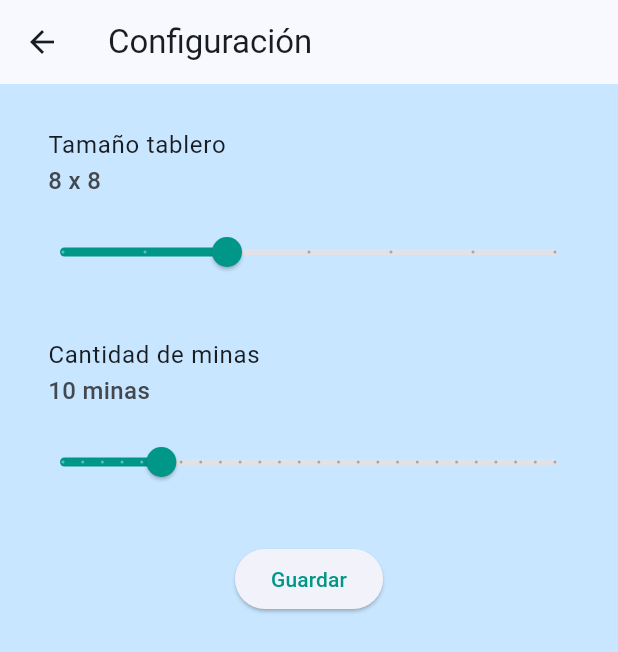
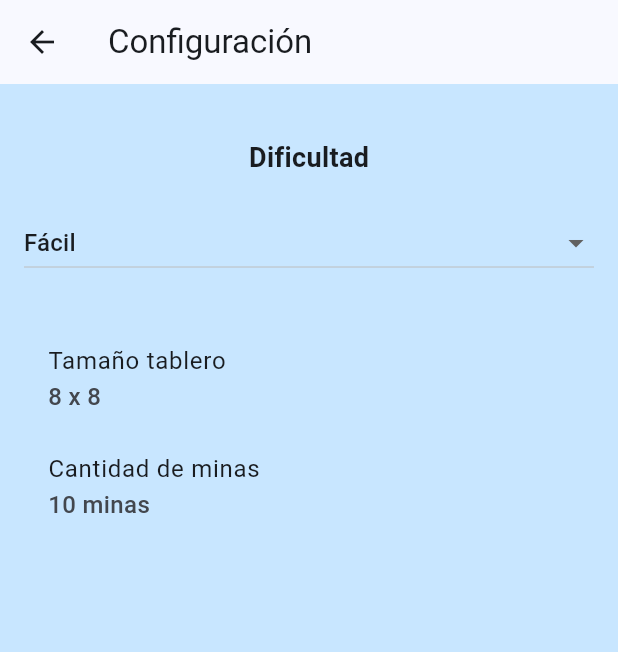
Before and after one commit to RenaLG5/3479A321_2023479013, a Flutter app: the screen it shows after launch, after a tap on the "settings" icon, on a phone screen of 412 x 824 dp. Shown: the top 652 px of the screen. Run offline on Flutter 3.47's test engine with Material 3 defaults, Android fonts, the phone set to English and light mode, and no system bars; our stand-ins replace logger, shared_preferences.

Commit message:
Agregar revelado automatico de casillas vacias
Agregue el revelado cascada del buscaminas y cambie el formato de los settings con un settings_viewmodel

```diff
--- a/lib/main.dart
+++ b/lib/main.dart
@@ -3,6 +3,7 @@ import 'package:logger/logger.dart';
 import 'ui/screens/minesweeper_screen.dart';
 import 'package:provider/provider.dart';
 import 'viewmodels/game_viewmodel.dart';
+import 'viewmodels/settings_viewmodel.dart';
 import 'ui/screens/settings_screen.dart';
 
 var logger = Logger();
@@ -14,9 +15,12 @@ void main() {
   logger.e('Error de prueba');
 
   runApp(
-    ChangeNotifierProvider(
-      create: (_) => GameViewModel(),
+    MultiProvider(
+      providers: [
+        ChangeNotifierProvider(create: (_) => GameViewModel()),
 
+        ChangeNotifierProvider(create: (_) => SettingsViewModel()),
+      ],
       child: const MyApp(),
     ),
   );
--- a/lib/ui/screens/settings_screen.dart
+++ b/lib/ui/screens/settings_screen.dart
@@ -1,12 +1,16 @@
 import 'package:flutter/material.dart';
 import 'package:provider/provider.dart';
+
 import '../../viewmodels/game_viewmodel.dart';
+import '../../viewmodels/settings_viewmodel.dart';
 
 class SettingsScreen extends StatelessWidget {
   const SettingsScreen({super.key});
 
   @override
   Widget build(BuildContext context) {
+    final settingsVM = Provider.of<SettingsViewModel>(context);
+
     final gameVM = Provider.of<GameViewModel>(context);
 
     return Scaffold(
@@ -17,62 +21,55 @@ class SettingsScreen extends StatelessWidget {
 
         child: Column(
           children: [
-            ListTile(
-              title: const Text('Tamaño tablero'),
-              subtitle: Text('${gameVM.boardSize} x ${gameVM.boardSize}'),
-            ),
+            const SizedBox(height: 20),
 
-            Slider(
-              value: gameVM.boardSize.toDouble(),
-              min: 6,
-              max: 12,
-              divisions: 6,
-
-              label: gameVM.boardSize.toString(),
-
-              onChanged: (value) {
-                gameVM.boardSize = value.toInt();
-
-                gameVM.notifyListeners();
-              },
+            const Text(
+              'Dificultad',
+              style: TextStyle(fontSize: 18, fontWeight: FontWeight.bold),
             ),
 
             const SizedBox(height: 20),
 
-            ListTile(
-              title: const Text('Cantidad de minas'),
-              subtitle: Text('${gameVM.bombCount} minas'),
-            ),
+            DropdownButton<String>(
+              value: settingsVM.difficulty,
 
-            Slider(
-              value: gameVM.bombCount.toDouble(),
-              min: 5,
-              max: 30,
-              divisions: 25,
+              isExpanded: true,
 
-              label: gameVM.bombCount.toString(),
+              items: const [
+                DropdownMenuItem(value: 'Fácil', child: Text('Fácil')),
 
-              onChanged: (value) {
-                gameVM.bombCount = value.toInt();
+                DropdownMenuItem(value: 'Medio', child: Text('Medio')),
 
-                gameVM.notifyListeners();
+                DropdownMenuItem(value: 'Difícil', child: Text('Difícil')),
+              ],
+
+              onChanged: (value) async {
+                await settingsVM.saveSettings(value!);
+
+                gameVM.boardSize = settingsVM.gridSize;
+
+                gameVM.bombCount = settingsVM.bombCount;
+
+                gameVM.resetGame();
+
+                ScaffoldMessenger.of(context).showSnackBar(
+                  const SnackBar(content: Text('Configuración actualizada')),
+                );
               },
             ),
 
             const SizedBox(height: 30),
 
-            ElevatedButton(
-              onPressed: () async {
-                await gameVM.saveSettings();
+            ListTile(
+              title: const Text('Tamaño tablero'),
 
-                gameVM.resetGame();
+              subtitle: Text('${gameVM.boardSize} x ${gameVM.boardSize}'),
+            ),
 
-                ScaffoldMessenger.of(context).showSnackBar(
-                  const SnackBar(content: Text('Configuración guardada')),
-                );
-              },
+            ListTile(
+              title: const Text('Cantidad de minas'),
 
-              child: const Text('Guardar'),
+              subtitle: Text('${gameVM.bombCount} minas'),
             ),
           ],
         ),
--- /dev/null
+++ b/lib/viewmodels/settings_viewmodel.dart
@@ -0,0 +1,37 @@
+import 'package:flutter/material.dart';
+import 'package:shared_preferences/shared_preferences.dart';
+
+class SettingsViewModel extends ChangeNotifier {
+  String _difficulty = 'Fácil';
+
+  String get difficulty => _difficulty;
+
+  // Propiedad calculada
+  int get gridSize =>
+      _difficulty == 'Fácil' ? 8 : (_difficulty == 'Medio' ? 10 : 12);
+
+  int get bombCount =>
+      _difficulty == 'Fácil' ? 10 : (_difficulty == 'Medio' ? 15 : 20);
+
+  SettingsViewModel() {
+    loadSettings();
+  }
+
+  Future<void> loadSettings() async {
+    final prefs = await SharedPreferences.getInstance();
+
+    _difficulty = prefs.getString('difficulty') ?? 'Fácil';
+
+    notifyListeners();
+  }
+
+  Future<void> saveSettings(String difficulty) async {
+    final prefs = await SharedPreferences.getInstance();
+
+    _difficulty = difficulty;
+
+    await prefs.setString('difficulty', difficulty);
+
+    notifyListeners();
+  }
+}
```
Also changed, not shown: lib/viewmodels/game_viewmodel.dart (+48 -4 lines).
